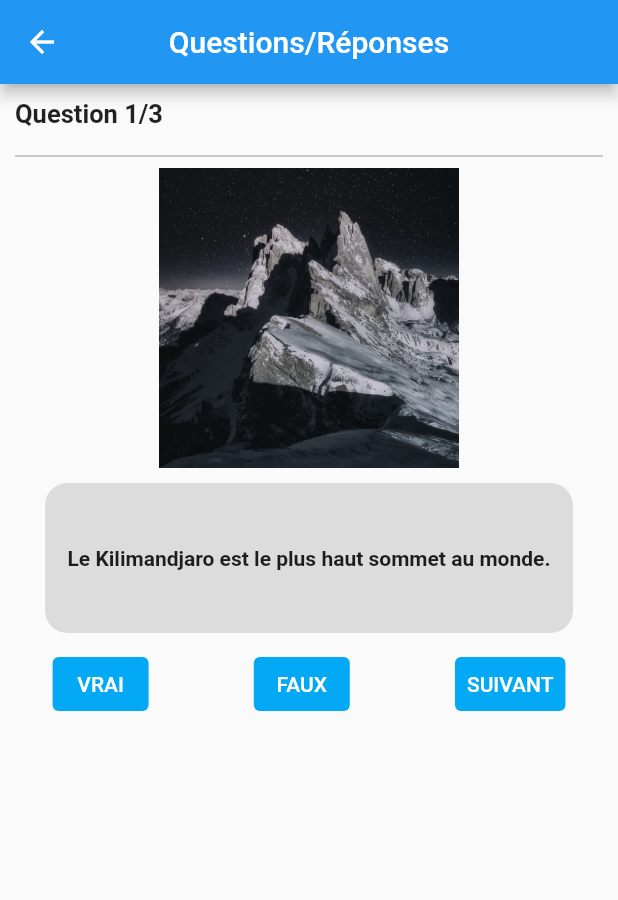
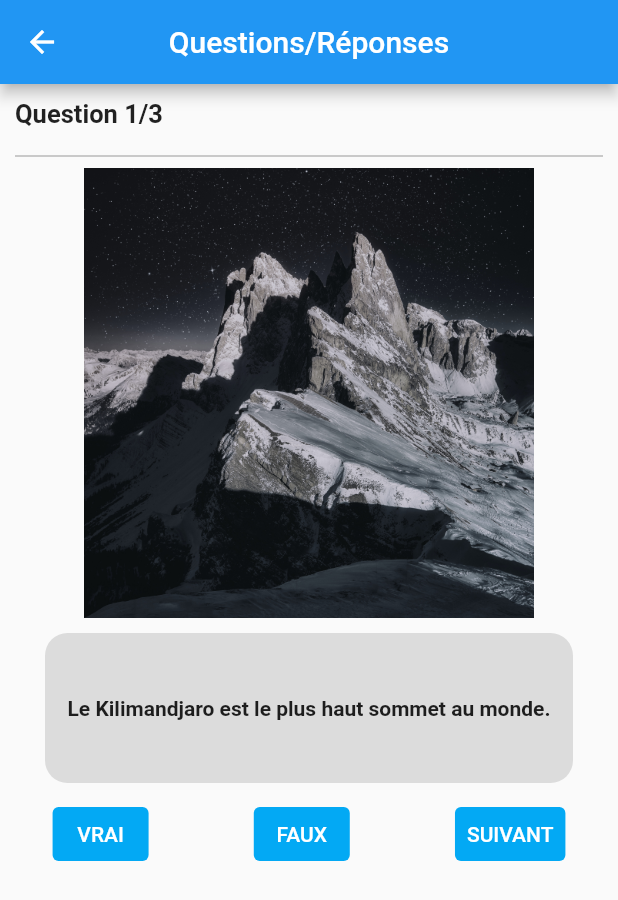
Before and after one commit to charlister/flutter_tp1, a Flutter app: the QuizzPage screen opened by its route, on a phone screen of 412 x 824 dp. Shown: the top 900 px of the screen. Run offline on Flutter 3.47's test engine with Material 2 defaults, Android fonts, the phone set to English and light mode, and no system bars.

Commit message:
Edit image size

```diff
--- a/lib/exo2/quizz_page.dart
+++ b/lib/exo2/quizz_page.dart
@@ -101,8 +101,8 @@ class SomeQuizzPageState extends State<QuizzPage> {
                     Container(
                       child: Image(
                         image: AssetImage(_questions[_questionNumber].imagePath),
-                        height: 200,
-                        width: 200,
+                        height: 300,
+                        width: 300,
                       ),
                     ),
                     // Question
```
